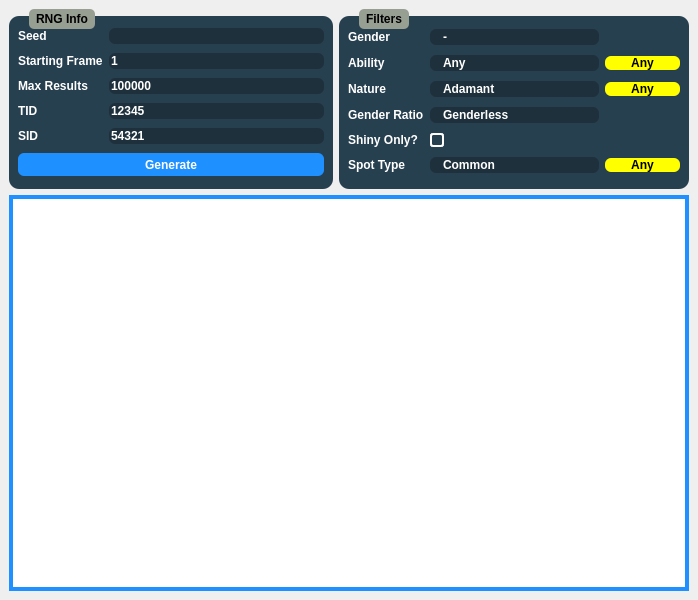
Before: the Qt Designer form Forms/Gen3/PokeSpot.ui in Admiral-Fish/PokeFinder, drawn with Qt 5.
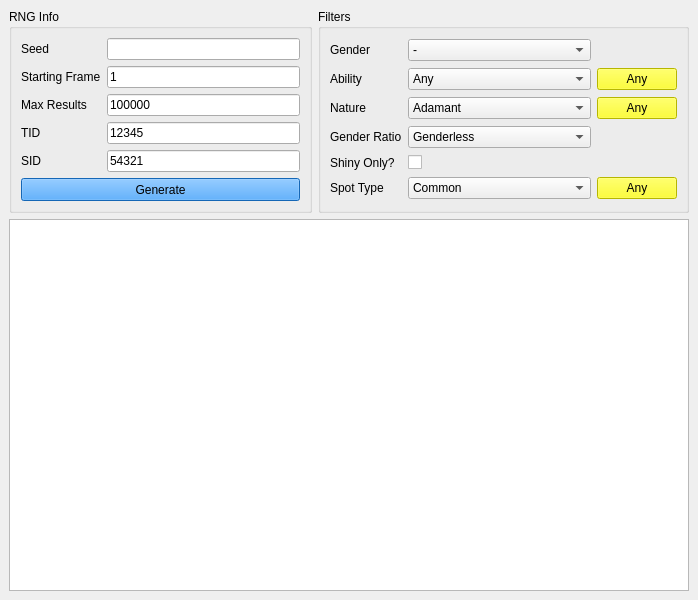
After: the same form once the commit is applied. Icons and pictures are not drawn. Custom widgets are drawn as their Qt base class.

Commit message: Layout adjustments

Diff of the .ui file:
```diff
--- a/Forms/Gen3/PokeSpot.ui
+++ b/Forms/Gen3/PokeSpot.ui
@@ -74,6 +74,7 @@
 	border-radius: 6px;
 	color: white;
 	padding-left: 13px;
+	combobox-popup: 0;
 }
 
 QComboBox QListView{
@@ -131,7 +132,7 @@
 	border: none;
 	border-radius: 6px;
 	color: white;
-}</string>
+}s</string>
   </property>
   <widget class="QWidget" name="centralwidget">
    <layout class="QGridLayout" name="gridLayout_3">
```
The commit also changes 5 other files.
